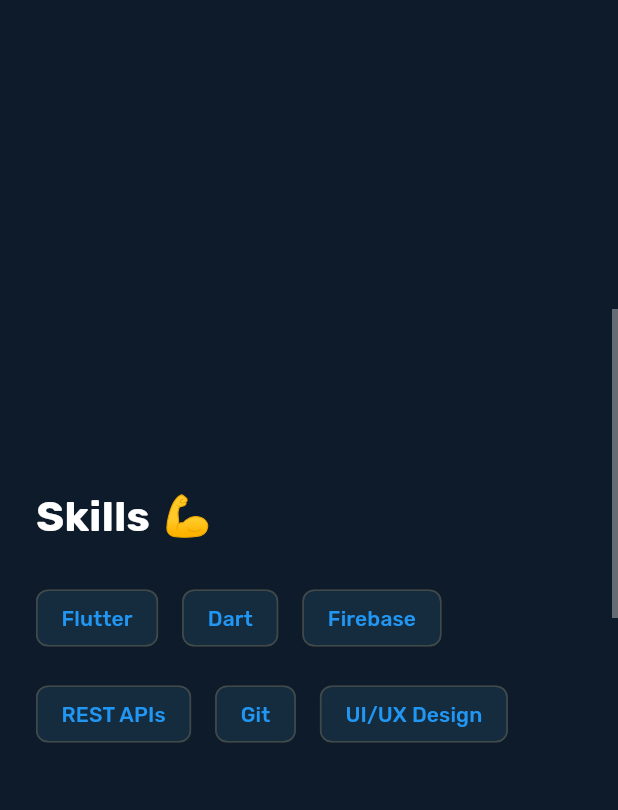
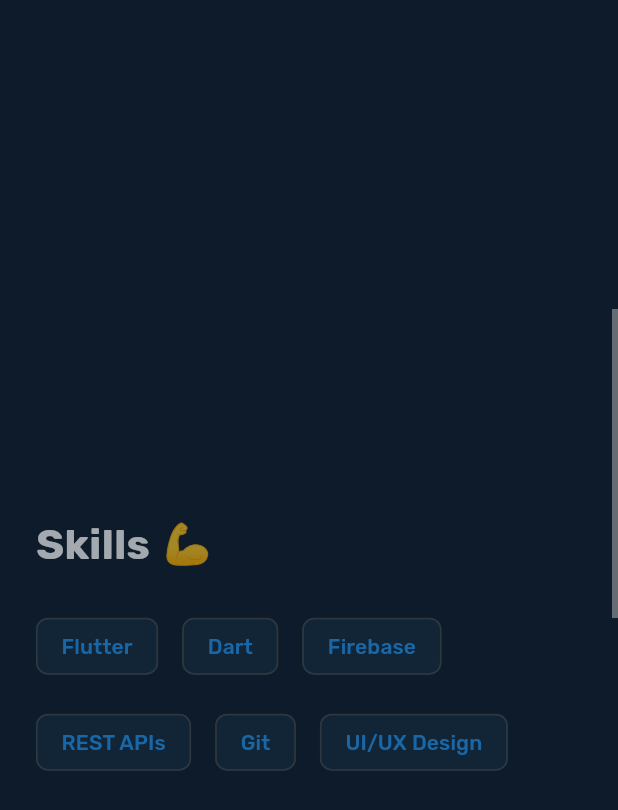
Before and after one commit to mohamedSwylam/Portofolio, a Flutter app: the screen it shows after launch, swiped to page 2, on a phone screen of 412 x 824 dp. Shown: the top 810 px of the screen. Run offline on Flutter 3.47's test engine with Material 3 defaults, Android fonts, the phone set to English and light mode, and no system bars; our stand-ins replace animated_text_kit, flex_color_scheme, font_awesome_flutter, lottie; missing offline and left inert: fluid_dialog.

Commit message:
feat: Add FadingTranslateWidget for enhanced animations in Projects, Skills, and About sections

```diff
--- a/lib/screens/about/about_section.dart
+++ b/lib/screens/about/about_section.dart
@@ -3,6 +3,7 @@ import 'package:flutter/material.dart';
 import 'package:url_launcher/url_launcher.dart';
 
 import '../../resource/constants.dart';
+import '../widgets/fading_translate_widget.dart';
 import 'widgets/job_title.dart';
 import 'widgets/widget_circular_animator.dart';
 
@@ -11,7 +12,8 @@ class AboutSection extends StatelessWidget {
 
   @override
   Widget build(BuildContext context) {
-    return Column(
+    return FadingTranslateWidget(
+      child: Column(
         crossAxisAlignment: CrossAxisAlignment.start,
         mainAxisAlignment: MainAxisAlignment.center,
         children: [
@@ -68,6 +70,7 @@ class AboutSection extends StatelessWidget {
             ),
           ),
         ],
+      ),
     );
   }
 }
--- a/lib/screens/contact/contact_section.dart
+++ b/lib/screens/contact/contact_section.dart
@@ -4,13 +4,15 @@ import 'package:lottie/lottie.dart';
 import 'package:portfolio/screens/widgets/custom_icon_button.dart';
 
 import '../../resource/constants.dart';
+import '../widgets/fading_translate_widget.dart';
 
 class ContactSection extends StatelessWidget {
   const ContactSection({super.key});
 
   @override
   Widget build(BuildContext context) {
-    return Column(
+    return FadingTranslateWidget(
+      child: Column(
         crossAxisAlignment: CrossAxisAlignment.start,
         mainAxisAlignment: MainAxisAlignment.end,
         children: [
@@ -86,6 +88,7 @@ class ContactSection extends StatelessWidget {
             child: Text('Made with Flutter 💙 by Modather Ali'),
           ),
         ],
+      ),
     );
   }
 }
--- a/lib/screens/projects/projects_section.dart
+++ b/lib/screens/projects/projects_section.dart
@@ -1,6 +1,7 @@
 import 'package:flutter/material.dart';
 
 import '../../resource/constants.dart';
+import '../widgets/fading_translate_widget.dart';
 import 'widgets/projects_builder.dart';
 
 class ProjectsSection extends StatelessWidget {
@@ -8,7 +9,8 @@ class ProjectsSection extends StatelessWidget {
 
   @override
   Widget build(BuildContext context) {
-    return Column(
+    return FadingTranslateWidget(
+      child: Column(
         crossAxisAlignment: CrossAxisAlignment.start,
         mainAxisAlignment: MainAxisAlignment.center,
         children: [
@@ -38,6 +40,7 @@ class ProjectsSection extends StatelessWidget {
           ),
           ProjectsBuilder(),
         ],
+      ),
     );
   }
 }
--- a/lib/screens/skills/skills_section.dart
+++ b/lib/screens/skills/skills_section.dart
@@ -1,6 +1,7 @@
 import 'package:flutter/material.dart';
 import 'package:lottie/lottie.dart';
 import 'package:portfolio/screens/skills/widgets/skill_chip.dart';
+import 'package:portfolio/screens/widgets/fading_translate_widget.dart';
 
 import '../../resource/constants.dart';
 
@@ -9,7 +10,8 @@ class SkillsSection extends StatelessWidget {
 
   @override
   Widget build(BuildContext context) {
-    return Column(
+    return FadingTranslateWidget(
+      child: Column(
         crossAxisAlignment: CrossAxisAlignment.start,
         mainAxisAlignment: MainAxisAlignment.center,
         children: [
@@ -43,6 +45,7 @@ class SkillsSection extends StatelessWidget {
             ],
           ),
         ],
+      ),
     );
   }
 }
--- /dev/null
+++ b/lib/screens/widgets/fading_translate_widget.dart
@@ -0,0 +1,47 @@
+import 'package:flutter/material.dart';
+
+class FadingTranslateWidget extends StatefulWidget {
+  final Widget child;
+  const FadingTranslateWidget({super.key, required this.child});
+
+  @override
+  State<FadingTranslateWidget> createState() => _FadingTranslateWidgetState();
+}
+
+class _FadingTranslateWidgetState extends State<FadingTranslateWidget> {
+  bool _isVisible = false;
+
+  @override
+  void initState() {
+    super.initState();
+    // Delay the animation slightly for better effect
+    Future.delayed(const Duration(milliseconds: 200), () {
+      setState(() {
+        _isVisible = true;
+      });
+    });
+  }
+
+  @override
+  void didChangeDependencies() {
+    _isVisible = false; // Reset visibility when dependencies change
+    super.didChangeDependencies();
+  }
+
+  @override
+  Widget build(BuildContext context) {
+    return TweenAnimationBuilder(
+      duration: const Duration(milliseconds: 800),
+      tween: Tween<double>(begin: 0, end: _isVisible ? 1 : 0),
+      builder: (context, double value, child) {
+        return Opacity(
+          opacity: value,
+          child: Transform.translate(
+            offset: Offset(0, 50 * (1 - value)),
+            child: widget.child,
+          ),
+        );
+      },
+    );
+  }
+}
```
Lines whose indentation alone changed are shown as unchanged.
